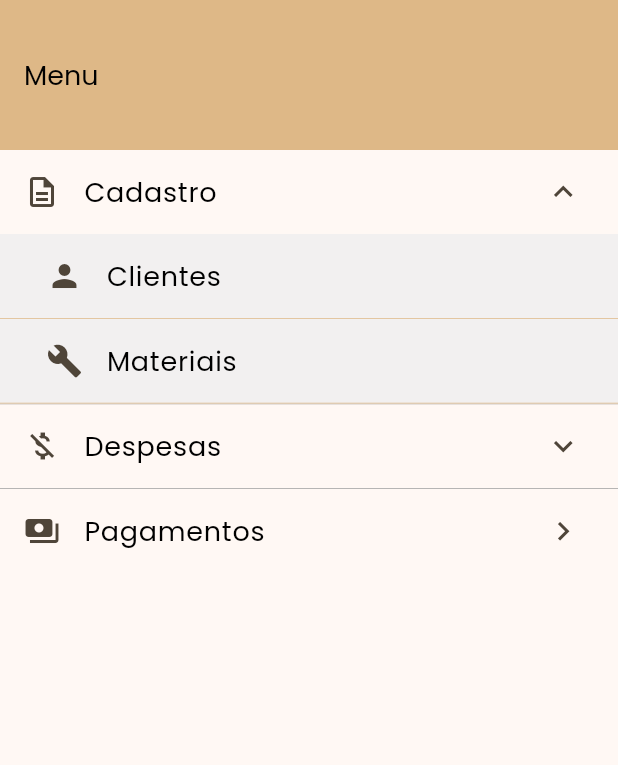
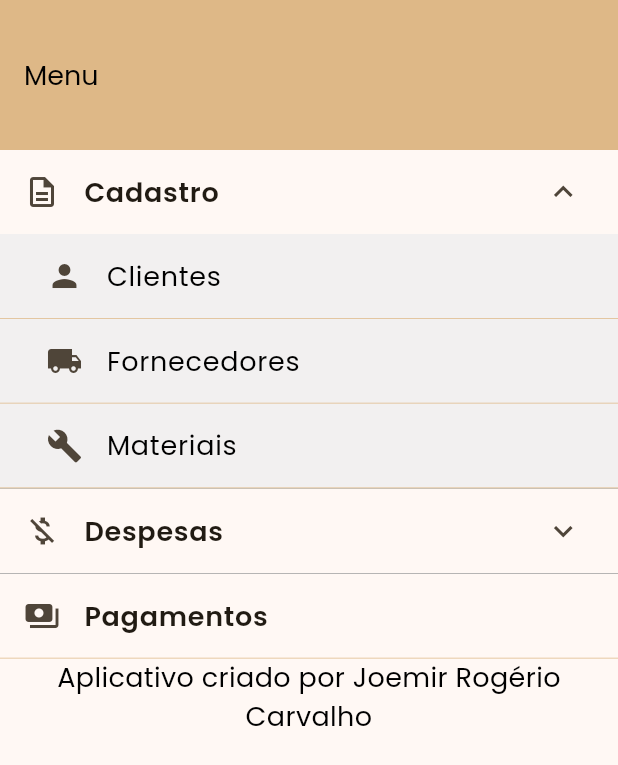
Before and after one commit to Jo-Analyst/js-budget, a Flutter app: the MenuPage screen opened directly, after a tap on "Cadastro", on a phone screen of 412 x 824 dp. Shown: the top 765 px of the screen. Run offline on Flutter 3.47's test engine with Material 3 defaults, Android fonts, the phone set to English and light mode, and no system bars; our stand-ins replace animated_text_kit, font_awesome_flutter, sqflite; accounts and stored records are empty.

Commit message:
Criado o menu

```diff
--- a/lib/src/pages/menu/menu_page.dart
+++ b/lib/src/pages/menu/menu_page.dart
@@ -1,5 +1,6 @@
 import 'package:flutter/material.dart';
 import 'package:js_budget/src/pages/menu/widgets/custom_expansion_tile.dart';
+import 'package:js_budget/src/pages/menu/widgets/list_tile_icon.dart';
 
 import 'package:js_budget/src/themes/light_theme.dart';
 
@@ -12,35 +13,69 @@ class MenuPage extends StatelessWidget {
       appBar: AppBar(
         title: const Text('Menu'),
       ),
-      body: const Column(
+      body: SingleChildScrollView(
+        child: Column(
           children: [
-          CustomExpansionTileWidget(
+            const CustomExpansionTileWidget(
               title: 'Cadastro',
               icon: Icon(Icons.description_outlined),
               children: [
-              ListTile(
-                leading: Icon(Icons.person),
-                title: Text('Clientes', style: textStyleSmallDefault),
+                ListTileIcon(
+                  icon: Icons.person,
+                  title: 'Clientes',
                 ),
-              ListTile(
-                leading: Icon(Icons.build),
-                title: Text('Materiais', style: textStyleSmallDefault),
+                ListTileIcon(
+                  icon: Icons.local_shipping,
+                  title: 'Fornecedores',
+                ),
+                ListTileIcon(
+                  icon: Icons.build,
+                  title: 'Materiais',
                 ),
               ],
             ),
-          CustomExpansionTileWidget(
+            const CustomExpansionTileWidget(
               title: 'Despesas',
               icon: Icon(Icons.money_off_sharp),
+              children: [
+                ListTileIcon(icon: Icons.money, title: 'Despesa pessoal'),
+                ListTileIcon(
+                    title: 'Despesa da oficina', icon: Icons.money_off_sharp)
+              ],
             ),
-          ListTile(
-            leading: Icon(Icons.payments),
-            title: Text('Pagamentos', style: textStyleSmallDefault),
-            trailing: Icon(
-              Icons.keyboard_arrow_right,
-              size: 25,
+            Container(
+              decoration: BoxDecoration(
+                border: Border(
+                  bottom: BorderSide(
+                    color: Theme.of(context).primaryColor,
+                    width: .5,
                   ),
                 ),
+              ),
+              child: ListTile(
+                leading: const Icon(Icons.payments),
+                title: Text(
+                  'Pagamentos',
+                  style: TextStyle(
+                      fontFamily: textStyleSmallDefault.fontFamily,
+                      fontSize: textStyleSmallDefault.fontSize,
+                      fontWeight: FontWeight.w600),
+                ),
+              ),
+            ),
+            const Column(
+              mainAxisAlignment: MainAxisAlignment.center,
+              crossAxisAlignment: CrossAxisAlignment.stretch,
+              children: [
+                Text(
+                  'Aplicativo criado por Joemir Rogério Carvalho',
+                  textAlign: TextAlign.center,
+                  style: textStyleSmallDefault,
+                )
               ],
+            )
+          ],
+        ),
       ),
     );
   }
--- a/lib/src/pages/menu/widgets/custom_expansion_tile.dart
+++ b/lib/src/pages/menu/widgets/custom_expansion_tile.dart
@@ -63,7 +63,10 @@ class _CustomExpansionTileWidgetState extends State<CustomExpansionTileWidget>
               leading: widget.icon,
               title: Text(
                 widget.title,
-                style: textStyleSmallDefault,
+                style: TextStyle(
+                    fontFamily: textStyleSmallDefault.fontFamily,
+                    fontSize: textStyleSmallDefault.fontSize,
+                    fontWeight: FontWeight.w600),
               ),
               trailing: RotationTransition(
                 turns: Tween(begin: 0.0, end: 0.50).animate(_controller),
--- /dev/null
+++ b/lib/src/pages/menu/widgets/list_tile_icon.dart
@@ -0,0 +1,24 @@
+import 'package:flutter/material.dart';
+import 'package:js_budget/src/themes/light_theme.dart';
+
+class ListTileIcon extends StatelessWidget {
+  final IconData icon;
+  final String title;
+  final VoidCallback? onTap;
+
+  const ListTileIcon({
+    super.key,
+    required this.icon,
+    required this.title,
+    this.onTap,
+  });
+
+  @override
+  Widget build(BuildContext context) {
+    return ListTile(
+      onTap: onTap,
+      leading: Icon(icon),
+      title: Text(title, style: textStyleSmallDefault),
+    );
+  }
+}
```
Lines whose indentation alone changed are shown as unchanged.
